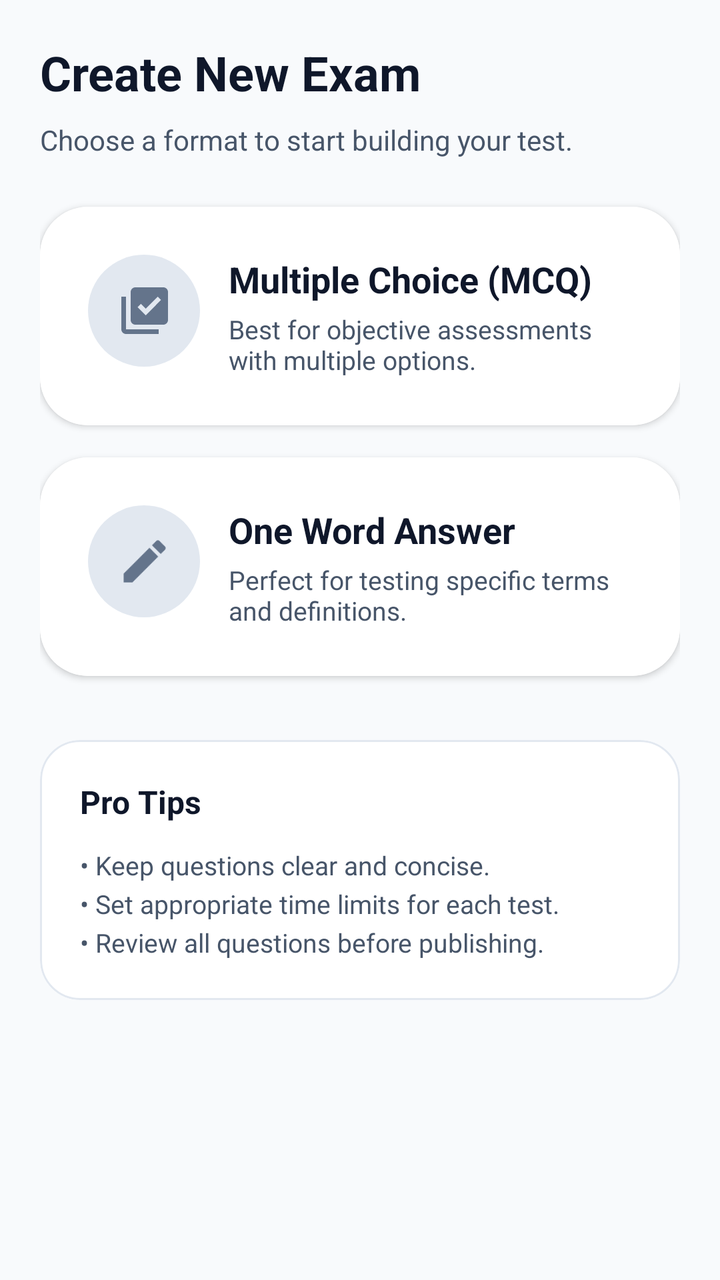
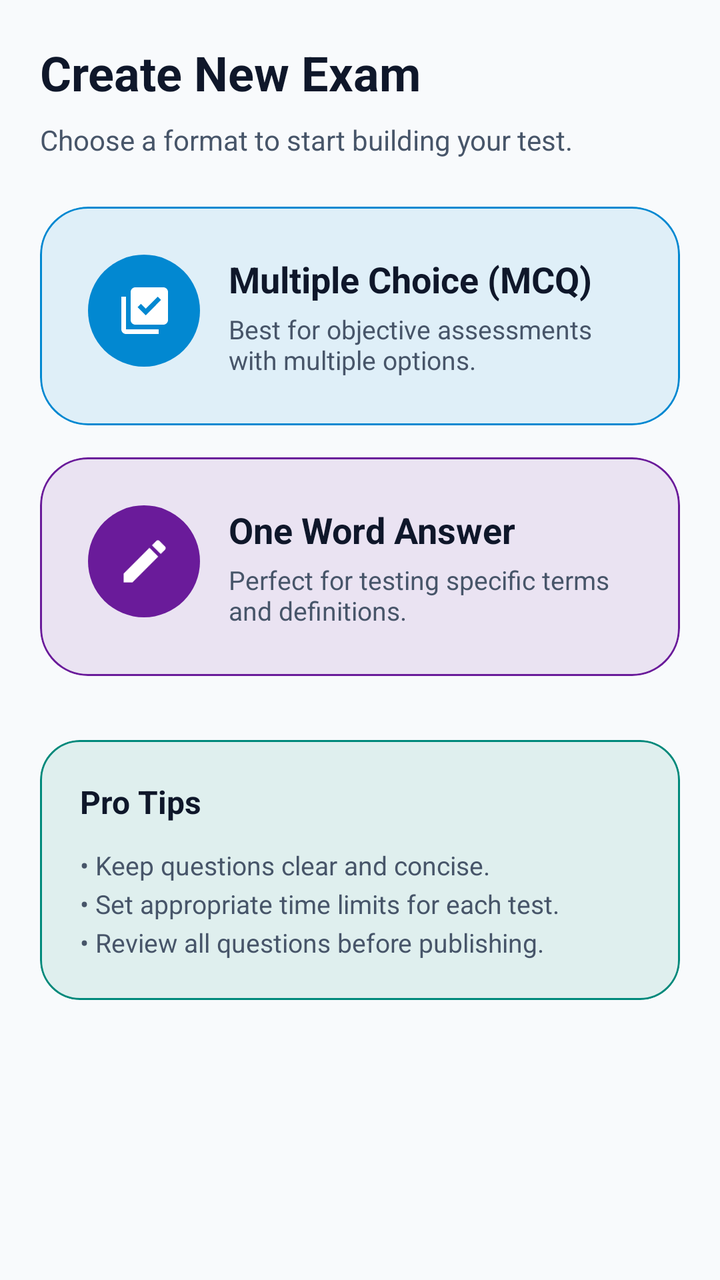

Compare the two renders of this Android layout. The source of the first and the diff that turns it into the second are given below.
<!-- AndroidManifest.xml: application theme Theme.TestMaster -->
<!-- res/layout/fragment_create_test.xml -->
<?xml version="1.0" encoding="utf-8"?>
<androidx.coordinatorlayout.widget.CoordinatorLayout xmlns:android="http://schemas.android.com/apk/res/android"
    xmlns:app="http://schemas.android.com/apk/res-auto"
    xmlns:tools="http://schemas.android.com/tools"
    android:layout_width="match_parent"
    android:layout_height="match_parent"
    android:background="@color/background"
    tools:context=".fragments.CreateTestFragment">

    <androidx.core.widget.NestedScrollView
        android:layout_width="match_parent"
        android:layout_height="match_parent"
        android:clipToPadding="false"
        android:paddingBottom="80dp">

        <LinearLayout
            android:layout_width="match_parent"
            android:layout_height="wrap_content"
            android:orientation="vertical"
            android:padding="20dp">

            <TextView
                android:layout_width="wrap_content"
                android:layout_height="wrap_content"
                android:text="Create New Exam"
                android:textColor="@color/text_primary"
                android:textSize="24sp"
                android:textStyle="bold"
                android:layout_marginBottom="8dp"/>

            <TextView
                android:layout_width="wrap_content"
                android:layout_height="wrap_content"
                android:text="Choose a format to start building your test."
                android:textColor="@color/text_secondary"
                android:textSize="14sp"
                android:layout_marginBottom="24dp"/>

            
            <com.google.android.material.card.MaterialCardView
                android:id="@+id/card_mcq"
                android:layout_width="match_parent"
                android:layout_height="wrap_content"
                android:layout_marginBottom="16dp"
                app:cardCornerRadius="24dp"
                app:cardElevation="2dp"
                app:strokeWidth="0dp">

                <LinearLayout
                    android:id="@+id/ll_create_mcq"
                    android:layout_width="match_parent"
                    android:layout_height="wrap_content"
                    android:background="@color/surface"
                    android:clickable="true"
                    android:focusable="true"
                    android:foreground="?attr/selectableItemBackground"
                    android:orientation="horizontal"
                    android:padding="24dp">

                    <View
                        android:layout_width="56dp"
                        android:layout_height="56dp"
                        android:background="@drawable/blue_circle_background"
                        android:backgroundTint="@color/gray"/>

                    <ImageView
                        android:layout_width="28dp"
                        android:layout_height="28dp"
                        android:layout_marginStart="-42dp"
                        android:layout_marginTop="14dp"
                        android:src="@drawable/baseline_library_add_check_24"
                        app:tint="@color/secondary" />

                    <LinearLayout
                        android:layout_width="0dp"
                        android:layout_height="wrap_content"
                        android:layout_marginStart="28dp"
                        android:layout_weight="1"
                        android:orientation="vertical">

                        <TextView
                            android:layout_width="wrap_content"
                            android:layout_height="wrap_content"
                            android:text="Multiple Choice (MCQ)"
                            android:textColor="@color/text_primary"
                            android:textSize="18sp"
                            android:textStyle="bold" />

                        <TextView
                            android:layout_width="wrap_content"
                            android:layout_height="wrap_content"
                            android:layout_marginTop="4dp"
                            android:text="Best for objective assessments with multiple options."
                            android:textColor="@color/text_secondary"
                            android:textSize="13sp" />
                    </LinearLayout>
                </LinearLayout>
            </com.google.android.material.card.MaterialCardView>

            
            <com.google.android.material.card.MaterialCardView
                android:id="@+id/card_one_word"
                android:layout_width="match_parent"
                android:layout_height="wrap_content"
                android:layout_marginBottom="16dp"
                app:cardCornerRadius="24dp"
                app:cardElevation="2dp"
                app:strokeWidth="0dp">

                <LinearLayout
                    android:id="@+id/ll_create_One_word"
                    android:layout_width="match_parent"
                    android:layout_height="wrap_content"
                    android:background="@color/surface"
                    android:clickable="true"
                    android:focusable="true"
                    android:foreground="?attr/selectableItemBackground"
                    android:orientation="horizontal"
                    android:padding="24dp">

                    <View
                        android:layout_width="56dp"
                        android:layout_height="56dp"
                        android:background="@drawable/blue_circle_background"
                        android:backgroundTint="@color/gray"/>

                    <ImageView
                        android:layout_width="28dp"
                        android:layout_height="28dp"
                        android:layout_marginStart="-42dp"
                        android:layout_marginTop="14dp"
                        android:src="@drawable/baseline_edit_24"
                        app:tint="@color/secondary" />

                    <LinearLayout
                        android:layout_width="0dp"
                        android:layout_height="wrap_content"
                        android:layout_marginStart="28dp"
                        android:layout_weight="1"
                        android:orientation="vertical">

                        <TextView
                            android:layout_width="wrap_content"
                            android:layout_height="wrap_content"
                            android:text="One Word Answer"
                            android:textColor="@color/text_primary"
                            android:textSize="18sp"
                            android:textStyle="bold" />

                        <TextView
                            android:layout_width="wrap_content"
                            android:layout_height="wrap_content"
                            android:layout_marginTop="4dp"
                            android:text="Perfect for testing specific terms and definitions."
                            android:textColor="@color/text_secondary"
                            android:textSize="13sp" />
                    </LinearLayout>
                </LinearLayout>
            </com.google.android.material.card.MaterialCardView>

            
            <com.google.android.material.card.MaterialCardView
                android:layout_width="match_parent"
                android:layout_height="wrap_content"
                android:layout_marginTop="16dp"
                app:cardCornerRadius="20dp"
                app:cardElevation="0dp"
                app:strokeWidth="1dp"
                app:strokeColor="@color/gray">

                <LinearLayout
                    android:layout_width="match_parent"
                    android:layout_height="wrap_content"
                    android:orientation="vertical"
                    android:padding="20dp">

                    <TextView
                        android:layout_width="wrap_content"
                        android:layout_height="wrap_content"
                        android:text="Pro Tips"
                        android:textColor="@color/text_primary"
                        android:textSize="16sp"
                        android:textStyle="bold" />

                    <TextView
                        android:layout_width="match_parent"
                        android:layout_height="wrap_content"
                        android:layout_marginTop="12dp"
                        android:text="• Keep questions clear and concise.\n• Set appropriate time limits for each test.\n• Review all questions before publishing."
                        android:textColor="@color/text_secondary"
                        android:lineSpacingExtra="4dp"
                        android:textSize="13sp" />

                </LinearLayout>
            </com.google.android.material.card.MaterialCardView>

        </LinearLayout>
    </androidx.core.widget.NestedScrollView>

</androidx.coordinatorlayout.widget.CoordinatorLayout>
<!-- resources referenced by this layout -->
<resources>
  <color name="background">#F8FAFC</color>
  <color name="gray">#E2E8F0</color>
  <color name="secondary">#64748B</color>
  <color name="surface">#FFFFFF</color>
  <color name="text_primary">#0F172A</color>
  <color name="text_secondary">#475569</color>
  <!-- drawable baseline_edit_24 (drawable) -->
  <vector xmlns:android="http://schemas.android.com/apk/res/android" android:height="24dp" android:tint="#000000" android:viewportHeight="24" android:viewportWidth="24" android:width="24dp">
        
      <path android:fillColor="@android:color/white" android:pathData="M3,17.25V21h3.75L17.81,9.94l-3.75,-3.75L3,17.25zM20.71,7.04c0.39,-0.39 0.39,-1.02 0,-1.41l-2.34,-2.34c-0.39,-0.39 -1.02,-0.39 -1.41,0l-1.83,1.83 3.75,3.75 1.83,-1.83z"/>
      
  </vector>
  <!-- drawable baseline_library_add_check_24 (drawable) -->
  <vector xmlns:android="http://schemas.android.com/apk/res/android" android:height="24dp" android:tint="#000000" android:viewportHeight="24" android:viewportWidth="24" android:width="24dp">
        
      <path android:fillColor="@android:color/white" android:pathData="M20,2L8,2c-1.1,0 -2,0.9 -2,2v12c0,1.1 0.9,2 2,2h12c1.1,0 2,-0.9 2,-2L22,4c0,-1.1 -0.9,-2 -2,-2zM12.47,14L9,10.5l1.4,-1.41 2.07,2.08L17.6,6 19,7.41 12.47,14zM4,6L2,6v14c0,1.1 0.9,2 2,2h14v-2L4,20L4,6z"/>
      
  </vector>
  <!-- drawable blue_circle_background (drawable) -->
  <?xml version="1.0" encoding="utf-8"?>
  <shape xmlns:android="http://schemas.android.com/apk/res/android">
      <solid android:color="@color/primary" />
      <corners android:radius="250dp" />
  </shape>
  <style name="Theme.TestMaster" parent="Base.Theme.TestMaster" />
  <color name="primary">#FFFFFF</color>
  <color name="onPrimary">#0F172A</color>
  <color name="primaryContainer">#F1F5F9</color>
  <color name="onPrimaryContainer">#0F172A</color>
  <color name="onSecondary">#FFFFFF</color>
  <color name="secondaryContainer">#E2E8F0</color>
  <color name="onSecondaryContainer">#0F172A</color>
  <color name="onSurface">#0F172A</color>
  <color name="surfaceVariant">#E2E8F0</color>
  <color name="onSurfaceVariant">#475569</color>
  <color name="outline">#94A3B8</color>
  <color name="error">#DC2626</color>
  <color name="onError">#FFFFFF</color>
  <color name="errorContainer">#FEE2E2</color>
  <color name="onErrorContainer">#7F1D1D</color>
  <!-- unchanged entries left out for length: 1 -->
</resources>

<!-- the commit's change to res/layout/fragment_create_test.xml (unified diff, before → after) -->
@@ -42,15 +42,16 @@
                 android:layout_width="match_parent"
                 android:layout_height="wrap_content"
                 android:layout_marginBottom="16dp"
+                app:cardBackgroundColor="@color/blue_bg"
                 app:cardCornerRadius="24dp"
-                app:cardElevation="2dp"
-                app:strokeWidth="0dp">
+                app:cardElevation="0dp"
+                app:strokeColor="@color/bluetint"
+                app:strokeWidth="1dp">
 
                 <LinearLayout
                     android:id="@+id/ll_create_mcq"
                     android:layout_width="match_parent"
                     android:layout_height="wrap_content"
-                    android:background="@color/surface"
                     android:clickable="true"
                     android:focusable="true"
                     android:foreground="?attr/selectableItemBackground"
@@ -60,8 +61,8 @@
                     <View
                         android:layout_width="56dp"
                         android:layout_height="56dp"
-                        android:background="@drawable/blue_circle_background"
-                        android:backgroundTint="@color/gray"/>
+                        android:background="@drawable/bg_circle_surface"
+                        android:backgroundTint="@color/bluetint"/>
 
                     <ImageView
                         android:layout_width="28dp"
@@ -69,7 +70,7 @@
                         android:layout_marginStart="-42dp"
                         android:layout_marginTop="14dp"
                         android:src="@drawable/baseline_library_add_check_24"
-                        app:tint="@color/secondary" />
+                        app:tint="@color/white" />
 
                     <LinearLayout
                         android:layout_width="0dp"
@@ -103,15 +104,16 @@
                 android:layout_width="match_parent"
                 android:layout_height="wrap_content"
                 android:layout_marginBottom="16dp"
+                app:cardBackgroundColor="@color/purple_bg"
                 app:cardCornerRadius="24dp"
-                app:cardElevation="2dp"
-                app:strokeWidth="0dp">
+                app:cardElevation="0dp"
+                app:strokeColor="@color/purpletint"
+                app:strokeWidth="1dp">
 
                 <LinearLayout
                     android:id="@+id/ll_create_One_word"
                     android:layout_width="match_parent"
                     android:layout_height="wrap_content"
-                    android:background="@color/surface"
                     android:clickable="true"
                     android:focusable="true"
                     android:foreground="?attr/selectableItemBackground"
@@ -121,8 +123,8 @@
                     <View
                         android:layout_width="56dp"
                         android:layout_height="56dp"
-                        android:background="@drawable/blue_circle_background"
-                        android:backgroundTint="@color/gray"/>
+                        android:background="@drawable/bg_circle_surface"
+                        android:backgroundTint="@color/purpletint"/>
 
                     <ImageView
                         android:layout_width="28dp"
@@ -130,7 +132,7 @@
                         android:layout_marginStart="-42dp"
                         android:layout_marginTop="14dp"
                         android:src="@drawable/baseline_edit_24"
-                        app:tint="@color/secondary" />
+                        app:tint="@color/white" />
 
                     <LinearLayout
                         android:layout_width="0dp"
@@ -163,10 +165,11 @@
                 android:layout_width="match_parent"
                 android:layout_height="wrap_content"
                 android:layout_marginTop="16dp"
+                app:cardBackgroundColor="@color/emerald_bg"
                 app:cardCornerRadius="20dp"
                 app:cardElevation="0dp"
                 app:strokeWidth="1dp"
-                app:strokeColor="@color/gray">
+                app:strokeColor="@color/emerald">
 
                 <LinearLayout
                     android:layout_width="match_parent"
<!-- resource entries referenced after the edit -->
@@ -1,11 +1,17 @@
 <!-- resources referenced by this layout -->
 <resources>
   <color name="background">#F8FAFC</color>
-  <color name="gray">#E2E8F0</color>
+  <color name="blue_bg">#1A0288D1</color>
+  <color name="bluetint">#0288D1</color>
+  <color name="emerald">#00897B</color>
+  <color name="emerald_bg">#1A00897B</color>
+  <color name="purple_bg">#1A6A1B9A</color>
+  <color name="purpletint">#6A1B9A</color>
   <color name="secondary">#64748B</color>
   <color name="surface">#FFFFFF</color>
   <color name="text_primary">#0F172A</color>
   <color name="text_secondary">#475569</color>
+  <color name="white">#FFFFFFFF</color>
   <!-- drawable baseline_edit_24 (drawable) -->
   <vector xmlns:android="http://schemas.android.com/apk/res/android" android:height="24dp" android:tint="#000000" android:viewportHeight="24" android:viewportWidth="24" android:width="24dp">
         
@@ -18,11 +24,11 @@
       <path android:fillColor="@android:color/white" android:pathData="M20,2L8,2c-1.1,0 -2,0.9 -2,2v12c0,1.1 0.9,2 2,2h12c1.1,0 2,-0.9 2,-2L22,4c0,-1.1 -0.9,-2 -2,-2zM12.47,14L9,10.5l1.4,-1.41 2.07,2.08L17.6,6 19,7.41 12.47,14zM4,6L2,6v14c0,1.1 0.9,2 2,2h14v-2L4,20L4,6z"/>
       
   </vector>
-  <!-- drawable blue_circle_background (drawable) -->
+  <!-- drawable bg_circle_surface (drawable) -->
   <?xml version="1.0" encoding="utf-8"?>
-  <shape xmlns:android="http://schemas.android.com/apk/res/android">
-      <solid android:color="@color/primary" />
-      <corners android:radius="250dp" />
+  <shape xmlns:android="http://schemas.android.com/apk/res/android"
+      android:shape="oval">
+      <solid android:color="@color/surfaceVariant" />
   </shape>
   <style name="Theme.TestMaster" parent="Base.Theme.TestMaster" />
   <color name="primary">#FFFFFF</color>
